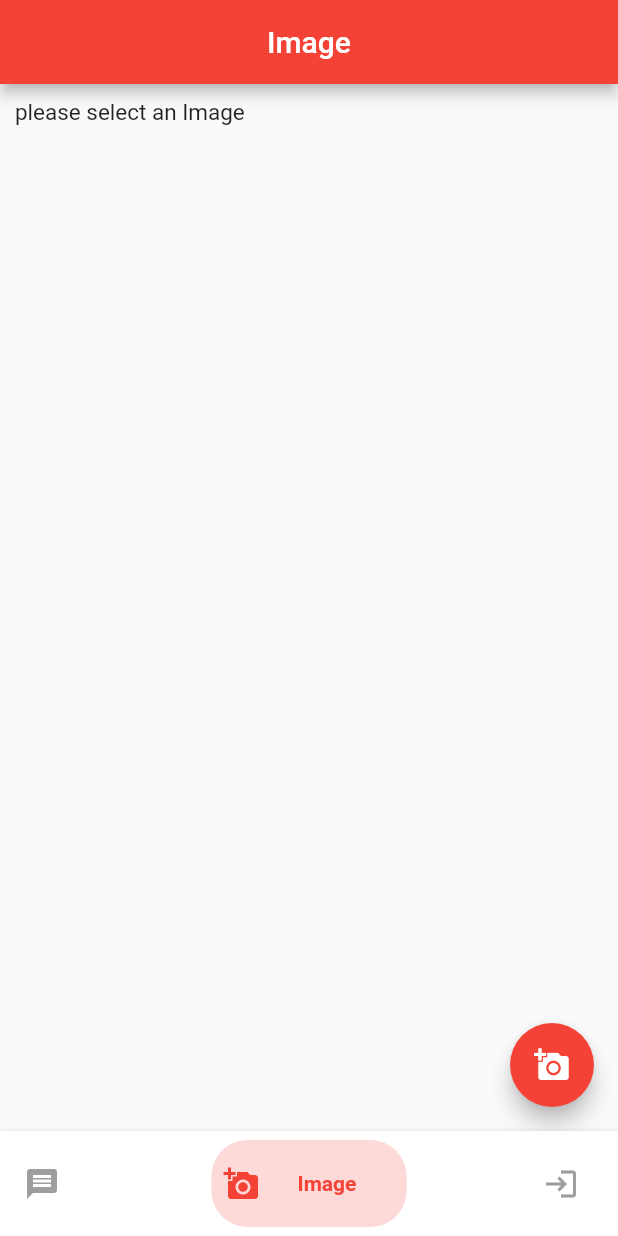
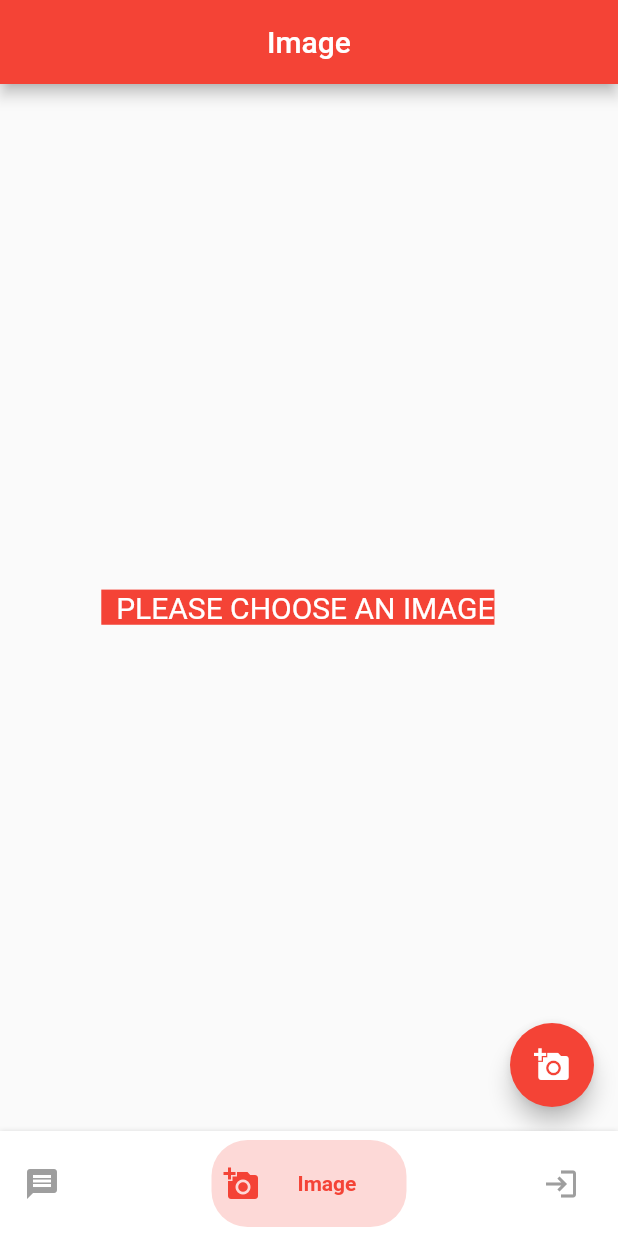
Before and after one commit to Mostafa-Pirhayati/mostafa_test, a Flutter app: the screen it shows after launch, item 2 of the bottom bar chosen, on a phone screen of 412 x 824 dp. Run offline on Flutter 3.47's test engine with Material 2 defaults, Android fonts, the phone set to English and light mode, and no system bars; our stand-ins replace get, image_picker; network calls fail.

Commit message:
some change image page

```diff
--- a/lib/pages/image_page.dart
+++ b/lib/pages/image_page.dart
@@ -24,17 +24,26 @@ class ImagePage extends GetView<ImageCtrl> {
         backgroundColor: Colors.red,
         child: const Icon(Icons.add_a_photo),
       ),
-      body: SingleChildScrollView(
-        padding: const EdgeInsets.all(10.0),
+      body: Center(
+        child: SingleChildScrollView(
+          padding: const EdgeInsets.all(15.0),
           child: Column(
             crossAxisAlignment: CrossAxisAlignment.center,
             mainAxisAlignment: MainAxisAlignment.center,
             children: [
               Obx(() => controller.selectedImagePath.value == ''
-                ? const Text('please select an Image',
-                    style: TextStyle(fontSize: 15))
+                  ? const Center(
+                    child: Text(
+                        '  PLEASE CHOOSE AN IMAGE   ',
+                        style: TextStyle(fontSize: 20,
+                          color: Colors.white,
+                          backgroundColor: Colors.red,
+                        ),
+                      ),
+                  )
                   : Image.file(File(controller.selectedImagePath.value))),
             ],
+          ),
         ),
       ),
     );
```
Lines whose indentation alone changed are shown as unchanged.
